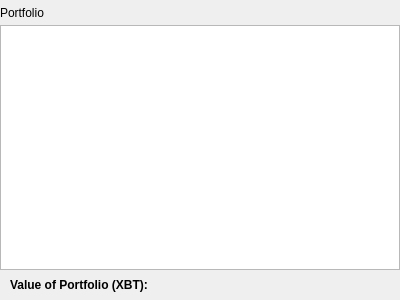
BlockSettle/terminal, file BlockSettleUILib/CCWidget.ui: the form before one commit.
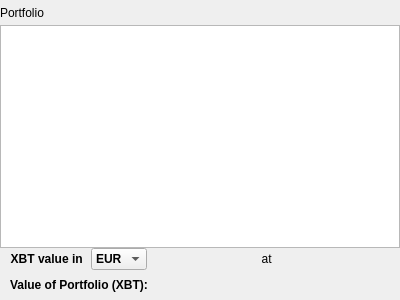
The form after the commit. Custom widgets are drawn as their Qt base class.

Diff of the .ui file:
```diff
--- a/BlockSettleUILib/CCWidget.ui
+++ b/BlockSettleUILib/CCWidget.ui
@@ -20,6 +20,12 @@
     <height>300</height>
    </rect>
   </property>
+  <property name="sizePolicy">
+   <sizepolicy hsizetype="Preferred" vsizetype="MinimumExpanding">
+    <horstretch>0</horstretch>
+    <verstretch>0</verstretch>
+   </sizepolicy>
+  </property>
   <property name="windowTitle">
    <string>CCWidget</string>
   </property>
@@ -122,6 +128,104 @@
      </property>
     </widget>
    </item>
+   <item>
+    <widget class="QFrame" name="frameXbtValue">
+     <property name="tableFooter" stdset="0">
+      <bool>true</bool>
+     </property>
+     <layout class="QHBoxLayout" name="horizontalLayout_2">
+      <property name="spacing">
+       <number>5</number>
+      </property>
+      <property name="leftMargin">
+       <number>10</number>
+      </property>
+      <property name="topMargin">
+       <number>0</number>
+      </property>
+      <property name="rightMargin">
+       <number>10</number>
+      </property>
+      <property name="bottomMargin">
+       <number>0</number>
+      </property>
+      <item>
+       <layout class="QHBoxLayout" name="layoutXbtValue">
+        <item>
+         <widget class="QLabel" name="label_2">
+          <property name="font">
+           <font>
+            <weight>75</weight>
+            <bold>true</bold>
+           </font>
+          </property>
+          <property name="text">
+           <string>XBT value in </string>
+          </property>
+          <property name="alignment">
+           <set>Qt::AlignRight|Qt::AlignTrailing|Qt::AlignVCenter</set>
+          </property>
+         </widget>
+        </item>
+        <item>
+         <widget class="QComboBox" name="comboBox">
+          <property name="font">
+           <font>
+            <weight>75</weight>
+            <bold>true</bold>
+           </font>
+          </property>
+          <property name="currentText">
+           <string>EUR</string>
+          </property>
+          <property name="currentIndex">
+           <number>0</number>
+          </property>
+          <item>
+           <property name="text">
+            <string>EUR</string>
+           </property>
+          </item>
+         </widget>
+        </item>
+        <item>
+         <widget class="QLabel" name="labelXbtValue">
+          <property name="font">
+           <font>
+            <weight>75</weight>
+            <bold>true</bold>
+           </font>
+          </property>
+          <property name="text">
+           <string/>
+          </property>
+          <property name="alignment">
+           <set>Qt::AlignRight|Qt::AlignTrailing|Qt::AlignVCenter</set>
+          </property>
+         </widget>
+        </item>
+       </layout>
+      </item>
+      <item>
+       <widget class="QLabel" name="label_3">
+        <property name="text">
+         <string> at </string>
+        </property>
+        <property name="alignment">
+         <set>Qt::AlignRight|Qt::AlignTrailing|Qt::AlignVCenter</set>
+        </property>
+       </widget>
+      </item>
+      <item>
+       <widget class="QLabel" name="labelBasePrice">
+        <property name="text">
+         <string/>
+        </property>
+       </widget>
+      </item>
+     </layout>
+    </widget>
+   </item>
    <item>
     <widget class="QFrame" name="frame_2">
      <property name="tableFooter" stdset="0">
```
Left out of the diff: 10 changed lines with no effect on the pictures.
